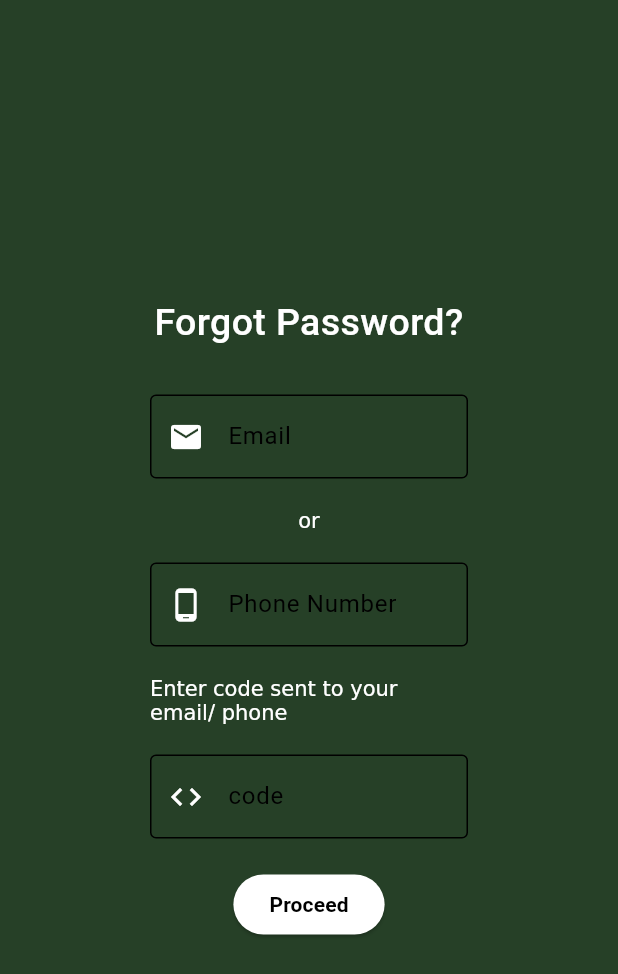
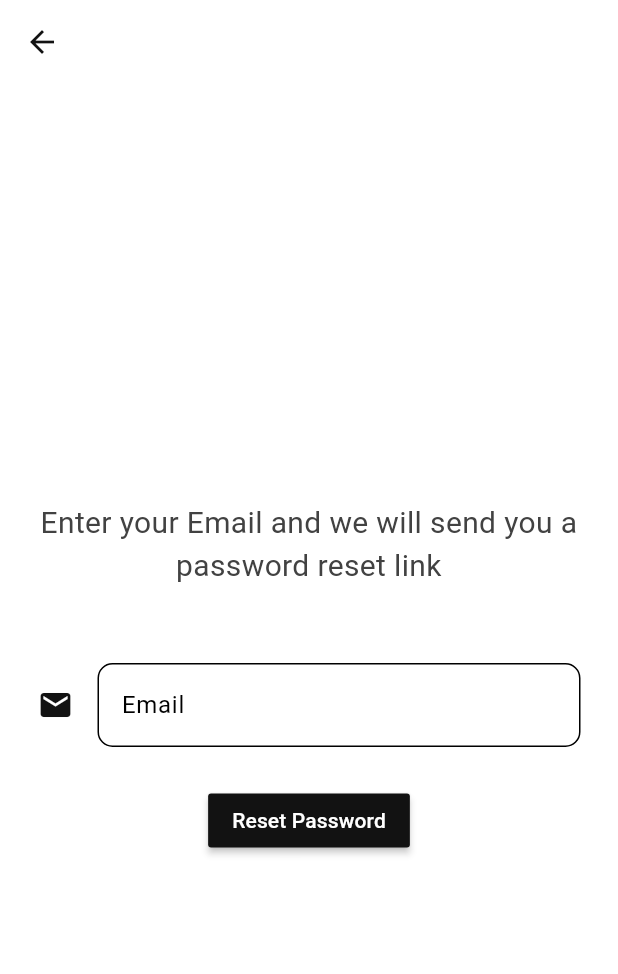
Before and after one commit to Uyog/TurfScout, a Flutter app: the ForgotPassword screen opened directly, on a phone screen of 412 x 824 dp. Shown: the top 974 px of the screen. Run offline on Flutter 3.47's test engine with Material 3 defaults, Android fonts, the phone set to English and light mode, and no system bars; our stand-ins replace animated_splash_screen, carousel_slider, cloud_firestore, firebase_auth, firebase_core; accounts and stored records are empty.

Commit message:
Light and Dark theme

```diff
--- /dev/null
+++ b/lib/provider/provider.dart
@@ -0,0 +1,50 @@
+
+import 'package:flutter/material.dart';
+
+class UiProvider extends ChangeNotifier{
+
+  bool _isDark = false;
+  bool get isDark => _isDark;
+
+
+//Custom dark theme
+final darkTheme = ThemeData(
+   brightness: Brightness.dark,
+  colorScheme: ColorScheme.dark(
+    background: const Color(0xff121212),
+    primary: const Color(0xff97FB57),
+    secondary:const Color(0xff121212),
+    inversePrimary: Colors.grey.shade200,
+  ),
+  textTheme: ThemeData.light().textTheme.apply(
+    bodyColor: Colors.grey[300],
+    displayColor: Colors.white
+  ),
+);
+
+// Custom light theme
+final lightTheme = ThemeData(
+   brightness: Brightness.light,
+  colorScheme: ColorScheme.light(
+    background: const Color(0xffFFFFFF),
+    primary: const Color(0xff121212),
+    secondary: const Color(0xffFFFFFF),
+    inversePrimary: Colors.grey.shade800,
+  ),
+  textTheme: ThemeData.light().textTheme.apply(
+    bodyColor: Colors.grey[800],
+    displayColor: Colors.black
+  ),
+);
+
+//Dark mode toggle action
+  changeTheme(){
+    _isDark = !isDark;
+    notifyListeners();
+  }
+
+//Init method of provider
+  init(){
+    notifyListeners();
+  }
+}
--- a/lib/screens/forgot_pass.dart
+++ b/lib/screens/forgot_pass.dart
@@ -1,5 +1,7 @@
+import 'package:firebase_auth/firebase_auth.dart';
 import 'package:flutter/material.dart';
-import 'package:turf_scout/screens/home_page.dart';
+import 'package:turf_scout/components/text_field.dart';
+
 
 class ForgotPassword extends StatefulWidget {
   const ForgotPassword({super.key});
@@ -9,94 +11,76 @@ class ForgotPassword extends StatefulWidget {
 }
 
 class _ForgotPasswordState extends State<ForgotPassword> {
+
+  final emailcontroller = TextEditingController();
+
+  @override
+  void dispose(){
+    emailcontroller.dispose();
+    super.dispose();
+  }
+
+  Future passwordReset()async{
+   try{
+     await FirebaseAuth.instance
+    .sendPasswordResetEmail(email: emailcontroller.text.trim());
+     showDialog(context: context,
+    builder: (context){
+      return const AlertDialog(
+        content: Text('Password Rest Link Sent. Check Your Email') ,
+      );
+    });
+   } on FirebaseAuthException catch (e) {
+    print(e);
+    showDialog(context: context,
+    builder: (context){
+      return AlertDialog(
+        content: Text(e.message.toString()) ,
+      );
+    });
+   }
+  }
+
+
   @override
   Widget build(BuildContext context) {
     return  Scaffold(
-      backgroundColor: const Color(0xff264027),
+     appBar: AppBar(
+          backgroundColor:Theme.of(context).colorScheme.background,
+          iconTheme:  IconThemeData(color: Theme.of(context).colorScheme.primary),
+          elevation: 0,
+        ),
       body: Column(
         mainAxisAlignment: MainAxisAlignment.center,
         children: [
-          Padding(
-          padding: const EdgeInsets.all(100),
-        child: Center(
-          child: Column(
-            children: [
-              const Text('Forgot Password?',textAlign: TextAlign.center, style: TextStyle(fontSize: 25, fontWeight: FontWeight.w500, color: Color(0xffFFFFFF)),),
 
-              const SizedBox(height: 30,),
+         const Padding(
+            padding:  EdgeInsets.all(25.0),
+            child:  Text("Enter your Email and we will send you a password reset link",
+            textAlign: TextAlign.center,
+            style: TextStyle(fontSize: 20),),
+          ),
 
-               const TextField(decoration: InputDecoration(
-                hintText: 'Email',
-                hintStyle: TextStyle(color: Color(0xffFFFFFF)),
-                border: OutlineInputBorder(),
-                prefixIcon: Icon(Icons.email, color: Color(0xffFFFFFF),),
-                label: Text('Email')
-                ),
-                ),
+            Padding(
+              padding: const EdgeInsets.all(25.0),
+              child: MyTextField(
+                        hintText: "Email",
+                        labeltext: 'Email',
+                        obscureText: false,
+                        controller: emailcontroller,
+                        prefixIcon: const Icon(Icons.email),
+                        suffixIcon: null
 
-                const SizedBox(height: 20,),
-
-                RichText(
-                      text:  const TextSpan(
-                        children:  <TextSpan>[
-                         TextSpan(text: 'or',),
-                         ]
-                         )
-                         ),
-
-                         const SizedBox(height: 20,),
-
-                         const TextField(decoration: InputDecoration(
-                hintText: 'Phone Number',
-                hintStyle: TextStyle(color: Color(0xffFFFFFF)),
-                border: OutlineInputBorder(),
-                prefixIcon: Icon(Icons.phone_android, color: Color(0xffFFFFFF),),
-                label: Text('Phone Number')
-                ),
-                ),
-
-                const SizedBox(height: 20,),
-
-                 RichText(
-                      text:  const TextSpan(
-                        children:  <TextSpan>[
-                         TextSpan(text: 'Enter code sent to your email/ phone',),
-                         ]
-                         )
-                         ),
-
-                const SizedBox(height: 20,),
-
-              const TextField(decoration: InputDecoration(
-                hintText: 'Enter code',
-                hintStyle: TextStyle(color: Color(0xffFFFFFF)),
-                border: OutlineInputBorder(),
-                prefixIcon: Icon(Icons.code, color: Color(0xffFFFFFF),),
-                label: Text('code')
-                ),
-              ),
-
-               const SizedBox(height: 20,),
-
-                 ElevatedButton(onPressed: (){
-
-                    Navigator.pushReplacement(
-                      context,
-                      MaterialPageRoute<void>(
-                      builder: (BuildContext context) => const HomePage(),
-                      ));
-                  },
-
-                  child: const Text("Proceed", style: TextStyle(color: Colors.black, fontWeight: FontWeight.bold)),),
+                        ),
+            ),
+            MaterialButton(onPressed: passwordReset,
+            color: Theme.of(context).colorScheme.primary,
+            child: Text("Reset Password", style: TextStyle(color: Theme.of(context).colorScheme.background),),
+            )
+        ],
+      ),
 
 
-
-
-        ],),
-        ),
-        )
-
-      ],),
     );
   }
 }
--- a/lib/theme/dark_mode.dart
+++ b/lib/theme/dark_mode.dart
@@ -1,7 +1,7 @@
 import 'package:flutter/material.dart';
 
 ThemeData darkMode = ThemeData(
-  brightness: Brightness.dark,
+     brightness: Brightness.dark,
   colorScheme: ColorScheme.dark(
     background: const Color(0xff121212),
     primary: const Color(0xff97FB57),
--- a/lib/theme/light_mode.dart
+++ b/lib/theme/light_mode.dart
@@ -1,7 +1,8 @@
+
 import 'package:flutter/material.dart';
 
 ThemeData lightMode = ThemeData(
-  brightness: Brightness.light,
+   brightness: Brightness.light,
   colorScheme: ColorScheme.light(
     background: const Color(0xffFFFFFF),
     primary: const Color(0xff121212),
--- a/pubspec.yaml
+++ b/pubspec.yaml
@@ -44,6 +44,8 @@ dependencies:
   cloud_firestore: ^4.16.0
   show_hide_password: ^0.0.2
   provider: ^6.1.2
+  app_bar_with_search_switch: ^1.8.5
+  flutter_settings_screens: ^0.3.3-null-safety+2
 
 dev_dependencies:
   flutter_test:
```
Also changed, not shown: lib/components/drawer.dart (+5 -22 lines), lib/components/text_box.dart (added, +46 -0 lines), lib/main.dart (+22 -13 lines), lib/screens/account_page.dart (+54 -33 lines), lib/screens/basketball_page.dart (deleted, +0 -86 lines), lib/screens/football_page.dart (deleted, +0 -88 lines), lib/screens/home_page.dart (+8 -41 lines), lib/screens/settings.dart (+18 -3 lines), lib/screens/tennis_page.dart (deleted, +0 -86 lines), pubspec.lock, 1 other file.
